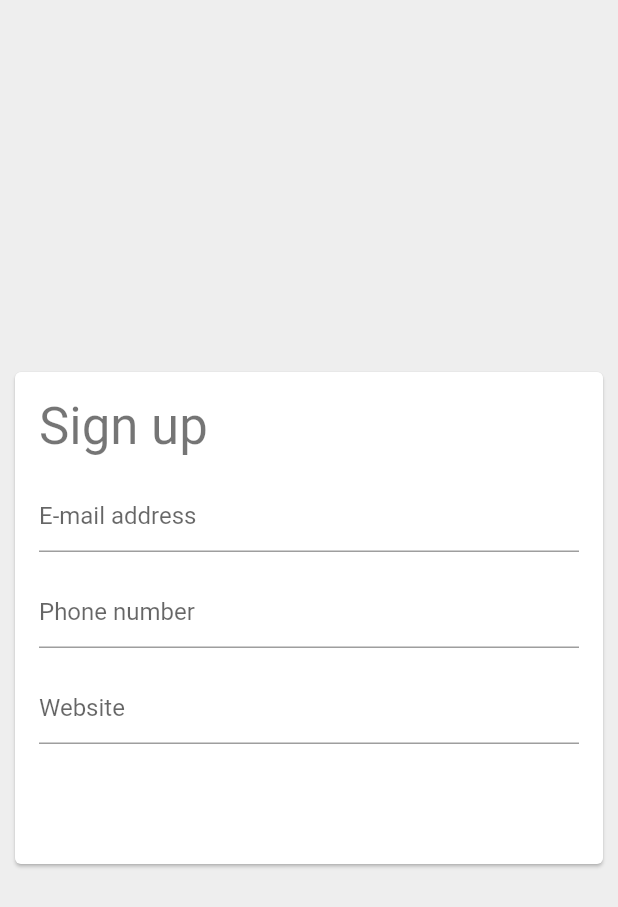
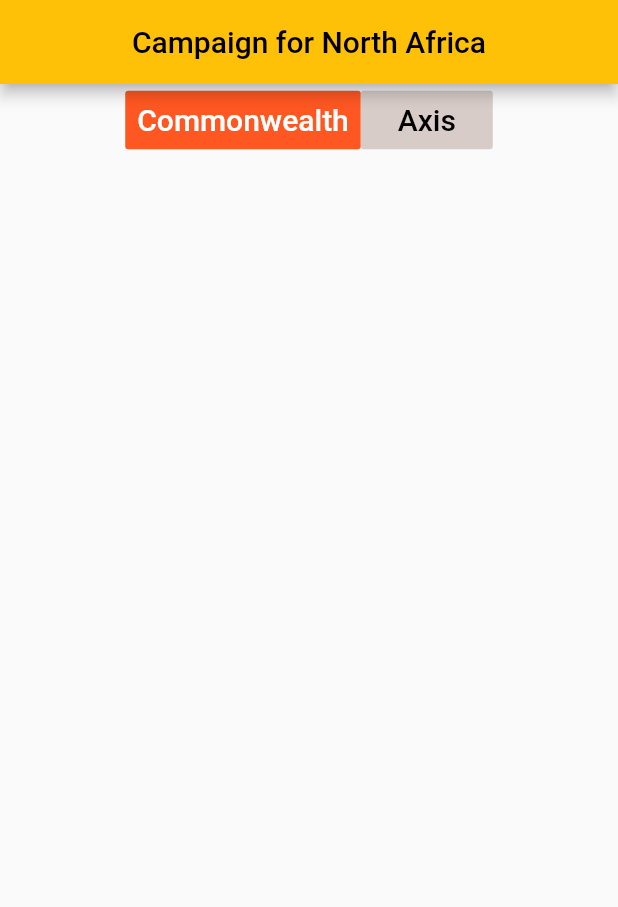
Before and after one commit to bouvdog/cfna_ui, a Flutter app: the screen it shows after launch, on a phone screen of 412 x 824 dp. Shown: the top 907 px of the screen. Run offline on Flutter 3.47's test engine with Material 2 defaults, Android fonts, the phone set to English and light mode, and no system bars.

Commit message:
Added page navigation

```diff
--- /dev/null
+++ b/lib/AxisRoleSelection.dart
@@ -0,0 +1,17 @@
+import 'package:flutter/material.dart';
+
+class AxisRoleSelection extends StatelessWidget {
+  @override
+  Widget build(BuildContext context) {
+    return Scaffold(
+      appBar: AppBar(
+        title: Text('Role Selection'),
+      ),
+      body: Center(
+        child: Text(
+          'Axis Role Selection',
+        ),
+      ),
+    );
+  }
+}
--- a/lib/main.dart
+++ b/lib/main.dart
@@ -1,3 +1,4 @@
+import 'package:cfna_ui/AxisRoleSelection.dart';
 import 'package:flutter/material.dart';
 
 void main() => runApp(MyApp());
@@ -6,170 +7,57 @@ class MyApp extends StatelessWidget {
   @override
   Widget build(BuildContext context) {
     return MaterialApp(
-      home: Scaffold(
-        backgroundColor: Colors.grey[200],
-        body: SignUpScreen(),
-      ),
+      title: 'Campaign for North Africa',
+      home: MyHomePage(),
     );
   }
 }
 
-class SignUpScreen extends StatelessWidget {
-  @override
-  Widget build(BuildContext context) {
-    return Center(
-      child: SizedBox(
-        width: 400,
-        child: Card(
-          child: SignUpForm(),
-        ),
+class MyHomePage extends StatelessWidget {
+
+  void axisStaff(BuildContext context) {
+    Navigator.of(context).push(MaterialPageRoute(
+      builder: (_) {
+        return AxisRoleSelection();
+      },
     ),
     );
-  }
-}
-
-class SignUpForm extends StatefulWidget {
-  @override
-  _SignUpFormState createState() => _SignUpFormState();
-}
-
-class _SignUpFormState extends State<SignUpForm>
-    with SingleTickerProviderStateMixin {
-  // STEP 3: Add an AnimationController and add the
-  // AnimatedBuilder with a LinearProgressIndicator to the Column
-
-  @override
-  void initState() {
-    super.initState();
-  }
-
-
-  @override
-  Widget build(BuildContext context) {
-    return Column(
-      mainAxisSize: MainAxisSize.min,
-      children: [
-        SignUpFormBody(
-          onProgressChanged: (progress) {
-            // STEP 2: Create a _formCompleted field on this class
-            // and set it here when the progress is 1
-          },
-        ),
-        Container(
-          height: 40,
-          width: double.infinity,
-          margin: EdgeInsets.all(12),
-          child: FlatButton(
-            color: Colors.blue,
-            textColor: Colors.white,
-            // STEP 1: Add a callback here and navigate to
-            // the welcome screen when the button is tapped.
-            onPressed: null,
-            child: Text('Sign up'),
-          ),
-        ),
-      ],
-    );
-  }
-}
-
-class SignUpFormBody extends StatefulWidget {
-  final ValueChanged<double> onProgressChanged;
-
-  SignUpFormBody({
-    @required this.onProgressChanged,
-  }) : assert(onProgressChanged != null);
-
-  @override
-  _SignUpFormBodyState createState() => _SignUpFormBodyState();
-}
-
-class _SignUpFormBodyState extends State<SignUpFormBody> {
-  static const EdgeInsets padding = EdgeInsets.all(8);
-  final TextEditingController emailController = TextEditingController();
-  final TextEditingController phoneController = TextEditingController();
-  final TextEditingController websiteController = TextEditingController();
-
-  List<TextEditingController> get controllers =>
-      [emailController, phoneController, websiteController];
-
-  @override
-  void initState() {
-    super.initState();
-    controllers.forEach((c) => c.addListener(() => _updateProgress()));
-  }
-
-  double get _formProgress {
-    var progress = 0.0;
-    for (var controller in controllers) {
-      if (controller.value.text.isNotEmpty) {
-        progress += 1 / controllers.length;
-      }
-    }
-    return progress;
-  }
-
-  void _updateProgress() {
-    widget.onProgressChanged(_formProgress);
   }
 
   @override
   Widget build(BuildContext context) {
-    return Padding(
-      padding: padding,
-      child: Column(
-        crossAxisAlignment: CrossAxisAlignment.start,
-        children: [
-          Padding(
-            padding: padding,
-            child: Text('Sign up', style: Theme.of(context).textTheme.display1),
+    return Scaffold(
+        appBar: AppBar(
+          title: Text('Campaign for North Africa',
+              style: TextStyle(color: Colors.black)),
+          backgroundColor: Colors.amber,
+          centerTitle: true,
         ),
-          SignUpField(
-            hintText: 'E-mail address',
-            controller: emailController,
+        body: Row(mainAxisAlignment: MainAxisAlignment.center,
+          children: <Widget>[
+            FlatButton(
+              color: Colors.deepOrange,
+              textColor: Colors.white,
+              padding: EdgeInsets.all(8.0),
+              splashColor: Colors.deepOrangeAccent,
+              onPressed: () {},
+              child: Text(
+                "Commonwealth",
+                style: TextStyle(fontSize: 20.0),
               ),
-          SignUpField(
-            hintText: 'Phone number',
-            controller: phoneController,
             ),
-          SignUpField(
-            hintText: 'Website',
-            controller: websiteController,
+            FlatButton(
+              color: Colors.brown[100],
+              textColor: Colors.black,
+              padding: EdgeInsets.all(8.0),
+              splashColor: Colors.black,
+              onPressed: () => axisStaff(context),
+              child: Text(
+                "Axis",
+                style: TextStyle(fontSize: 20.0),
+              ),
             ),
           ],
-      ),
-    );
+        ));
   }
 }
-
-class SignUpField extends StatelessWidget {
-  final String hintText;
-  final TextEditingController controller;
-
-  SignUpField({
-    @required this.hintText,
-    @required this.controller,
-  });
-
-  @override
-  Widget build(BuildContext context) {
-    return Padding(
-      padding: EdgeInsets.all(8),
-      child: TextFormField(
-        decoration: InputDecoration(hintText: hintText),
-        controller: controller,
-      ),
-    );
-  }
-}
-
-class WelcomeScreen extends StatelessWidget {
-  @override
-  Widget build(BuildContext context) {
-    return Scaffold(
-      body: Center(
-        child: Text('Welcome!', style: Theme.of(context).textTheme.display3),
-      ),
-    );
-  }
-}
```
Also changed, not shown: 3 other files. Lines whose indentation alone changed are shown as unchanged.
